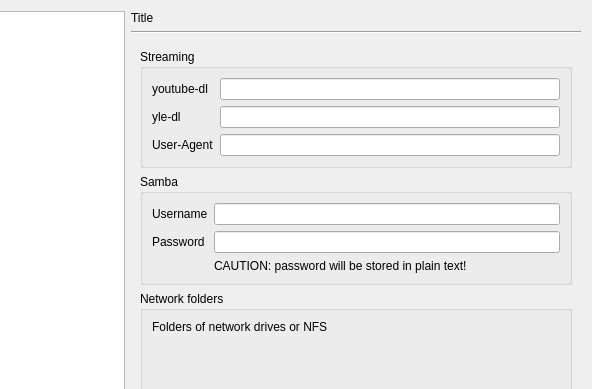
Old version of the form src/bomi/ui/prefdialog.ui in the repository bylee20/bomi; both pictures show x 86 to 678 and y 0 to 389 of the 678 by 541 pixel window.
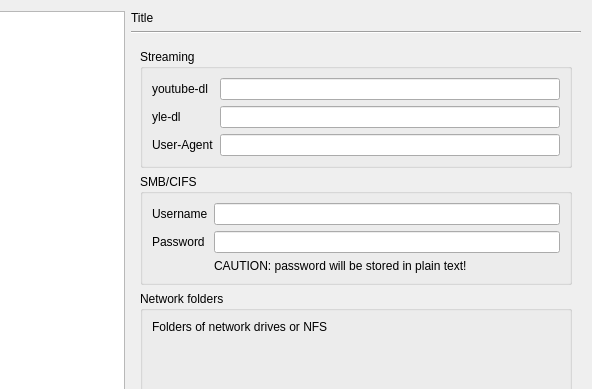
New version of the form. Icons and pictures are not drawn. Custom widgets are drawn as their Qt base class.

Commit message: replace strings 'samba' with 'smb'

```diff
--- a/src/bomi/ui/prefdialog.ui
+++ b/src/bomi/ui/prefdialog.ui
@@ -2308,7 +2308,7 @@
          <item>
           <widget class="QGroupBox" name="groupBox_8">
            <property name="title">
-            <string>Samba</string>
+            <string notr="true">SMB/CIFS</string>
            </property>
            <layout class="QFormLayout" name="formLayout">
             <item row="0" column="0">
```
Left out of the diff: 11 changed lines with no effect on the pictures. The commit also changes 4 other files.
